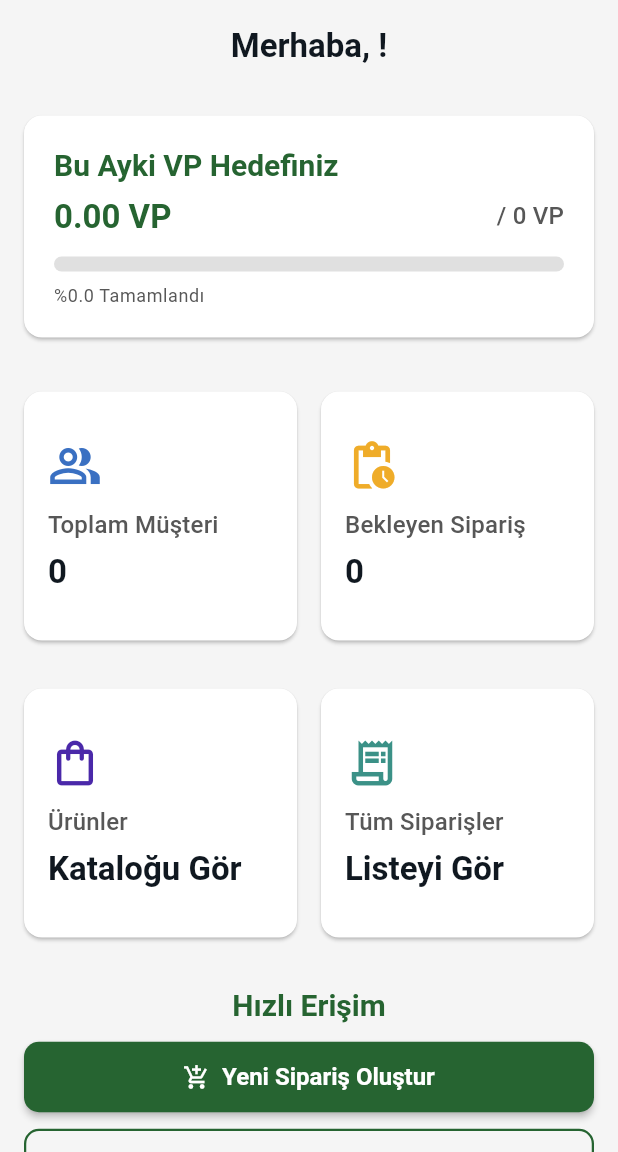
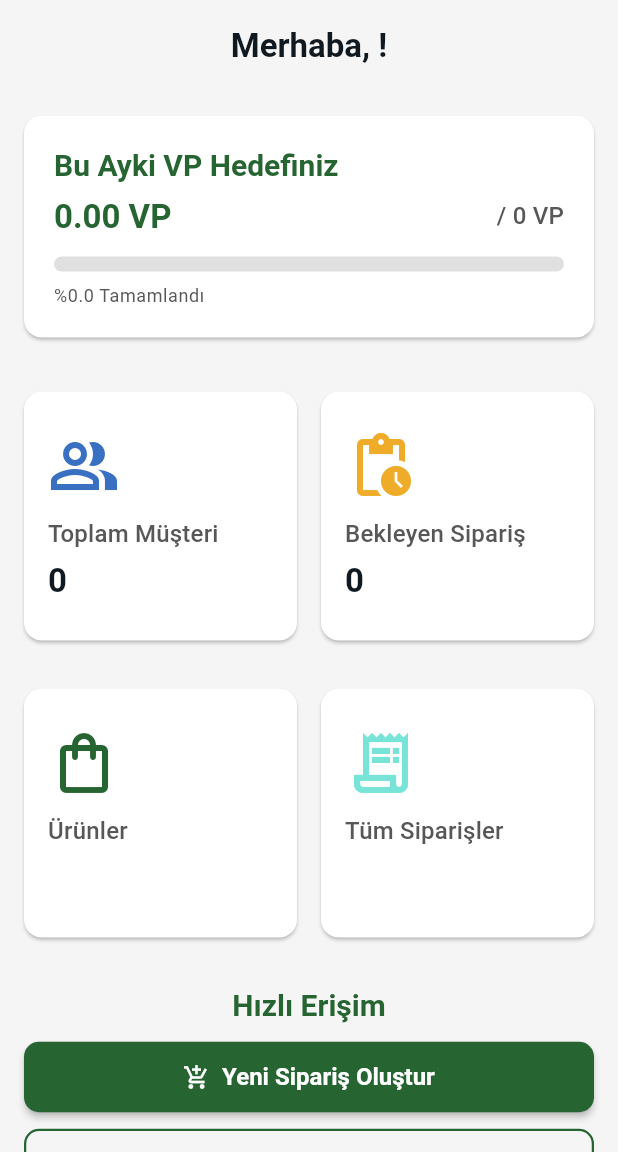
Before and after one commit to mezekix/herbaformix, a Flutter app: the screen it shows once a user with an empty profile is signed in, on a phone screen of 412 x 824 dp, the part 84-1236 px from its top. Run offline on Flutter 3.47's test engine with Material 3 defaults, Android fonts, the phone set to English and light mode, and no system bars; our stand-ins replace cloud_firestore, firebase_auth, firebase_core, go_router; accounts and stored records are empty.

Commit message:
icon changed

```diff
--- a/lib/features/home/screens/home_screen.dart
+++ b/lib/features/home/screens/home_screen.dart
@@ -30,7 +30,7 @@ class HomeScreen extends StatelessWidget {
             mainAxisAlignment: MainAxisAlignment.center,
             crossAxisAlignment: CrossAxisAlignment.start,
             children: [
-              Icon(icon, size: 36, color: iconColor ?? AppColors.primary),
+              Icon(icon, size: 48, color: iconColor ?? AppColors.primary),
               const SizedBox(height: 10),
               Text(title, style: Theme.of(context).textTheme.titleMedium?.copyWith(color: AppColors.textSecondary)),
               const SizedBox(height: 4),
@@ -95,8 +95,8 @@ class HomeScreen extends StatelessWidget {
               children: [
                 _buildDashboardCard(context, icon: Icons.people_alt_outlined, title: 'Toplam Müşteri', value: customerProvider.isLoading ? '...' : customerProvider.customersCount.toString(), onTap: () => context.goNamed(CustomerListScreen.routeName.substring(1)), iconColor: AppColors.laguna,),
                 _buildDashboardCard(context, icon: Icons.pending_actions_outlined, title: 'Bekleyen Sipariş', value: orderProvider.isLoading ? '...' : orderProvider.pendingOrdersCount.toString(), onTap: () => context.goNamed(OrderListScreen.routeName.substring(1)), iconColor: AppColors.mango,),
-                _buildDashboardCard(context, icon: Icons.shopping_bag_outlined, title: 'Ürünler', value: 'Kataloğu Gör', onTap: () => context.goNamed(ProductListScreen.routeName.substring(1)), iconColor: AppColors.blueberry,),
-                _buildDashboardCard(context, icon: Icons.receipt_long_outlined, title: 'Tüm Siparişler', value: 'Listeyi Gör', onTap: () => context.goNamed(OrderListScreen.routeName.substring(1)), iconColor: AppColors.lake,),
+                _buildDashboardCard(context, icon: Icons.shopping_bag_outlined, title: 'Ürünler', value: '', onTap: () => context.goNamed(ProductListScreen.routeName.substring(1)), iconColor: AppColors.garden,),
+                _buildDashboardCard(context, icon: Icons.receipt_long_outlined, title: 'Tüm Siparişler', value: '', onTap: () => context.goNamed(OrderListScreen.routeName.substring(1)), iconColor: AppColors.aqua,),
               ],
             ),
              const SizedBox(height: 24),
```
Also changed, not shown: pubspec.yaml (+22 -3 lines), assets/logo/logo.png (added), pubspec.lock, 36 other files.
